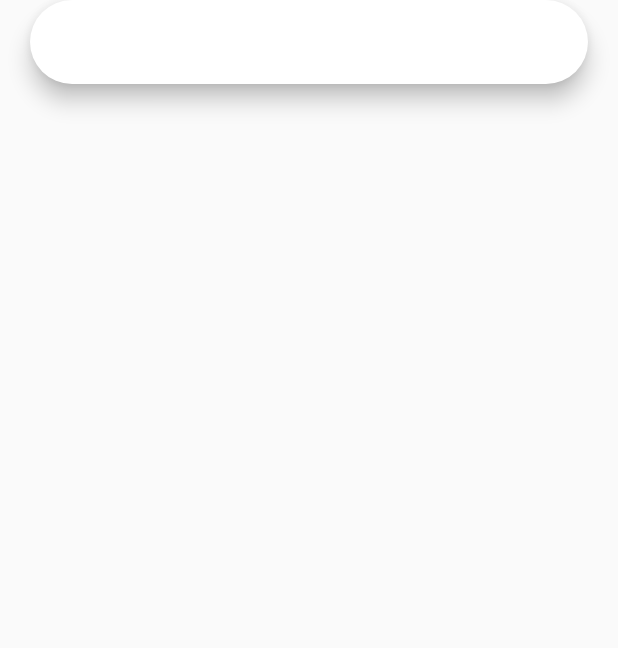
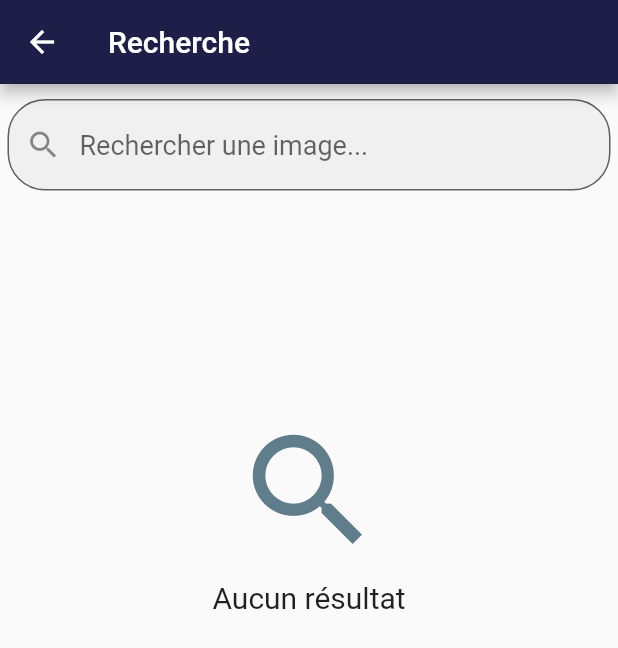
Before and after one commit to Brukols/Newspacepers, a Flutter app: the screen it shows after launch, after a tap on the "search" icon, on a phone screen of 412 x 824 dp. Shown: the top 648 px of the screen. Run offline on Flutter 3.47's test engine with Material 2 defaults, Android fonts, the phone set to English and light mode, and no system bars; our stand-ins replace transparent_image; missing offline and left inert: flappy_search_bar, rounded_floating_app_bar; network calls fail; Roboto replaces fonts that are missing (Raleway).

Commit message:
Add the state of no result in search bar

```diff
--- a/epi_space/lib/SearchImages/SearchImagesRoute.dart
+++ b/epi_space/lib/SearchImages/SearchImagesRoute.dart
@@ -1,23 +1,111 @@
 import 'package:flutter/material.dart';
 import 'package:flappy_search_bar/flappy_search_bar.dart';
+import 'package:rounded_floating_app_bar/rounded_floating_app_bar.dart';
 
 class SearchImagesRoute extends StatelessWidget
 {
+    @override
+    Widget build(BuildContext context) {
+        return Scaffold(
+            appBar: AppBar(
+                title: Text("Recherche"),
+            ),
+            body: SafeArea(
+                child: Center(
+                    child: ViewSearchImage(),
+                ),
+            ),
+        );
+  }
+}
+
+class ViewSearchImage extends StatefulWidget
+{
+    @override
+    ViewSearchImageState createState() => ViewSearchImageState();
+}
+
+class ViewSearchImageState extends State
+{
+    bool _noResult = true;
+    TextEditingController _controller = new TextEditingController();
+
+    void displayNoResult()
+    {
+        setState(() {
+          _noResult = true;
+        });
+    }
+
+    void hideNoResult()
+    {
+        setState(() {
+          _noResult = false;
+        });
+    }
 
     @override
     Widget build(BuildContext context) {
-
-        final searchBar = SafeArea(
-            child: Padding(
-                padding: const EdgeInsets.symmetric(horizontal: 20),
-                child: SearchBar(),
+        final iconNoResult = Visibility(
+            visible: _noResult,
+            child: Container(
+                margin: EdgeInsets.only(top: 150),
+                color: Color.fromRGBO(255, 255, 255, 0),
+                child: Icon(
+                    Icons.search,
+                    color: Colors.blueGrey,
+                    size: 100,
+                ),
             ),
         );
 
+        final textNoResult = Visibility(
+            visible: _noResult,
+            child: Container(
+                margin: EdgeInsets.only(top: 10),
+                child: Text(
+                    "Aucun résultat",
+                    textAlign: TextAlign.center,
+                    style: TextStyle(
+                        fontSize: 20,
+                    ),
+                ),
+            ),
+        );
+
+        void textSubmit(String text)
+        {
+            if (text.isNotEmpty) {
+                hideNoResult();
+            } else {
+                displayNoResult();
+            }
+        }
+
+        final searchBar = Container(
+            margin: EdgeInsets.only(left: 5, right: 5, top: 10),
+            child: TextField(
+                controller: _controller,
+                onSubmitted: textSubmit,
+                style: TextStyle(
+                    fontSize: 18
+                ),
+                decoration: InputDecoration(
+                    prefixIcon: Icon(Icons.search),
+                    hintText: "Rechercher une image...",
+                    filled: true,
+                    border: new OutlineInputBorder(
+                        borderRadius: new BorderRadius.circular(25.0),
+                        borderSide: new BorderSide(
+                        ),
+                    ),
+                ),
+            ),
+        );
         return Scaffold(
             body: ListView(
-                children: <Widget>[searchBar],
-            )
+                children: <Widget>[searchBar, iconNoResult, textNoResult],
+            ),
         );
-  }
+    }
 }
--- a/epi_space/pubspec.yaml
+++ b/epi_space/pubspec.yaml
@@ -23,6 +23,7 @@ dependencies:
   transparent_image: ^0.1.0
   webfeed: ^0.4.2
   flappy_search_bar: 1.4.1
+  rounded_floating_app_bar: ^0.1.0
 
   # The following adds the Cupertino Icons font to your application.
   # Use with the CupertinoIcons class for iOS style icons.
```
Also changed, not shown: epi_space/lib/ImageDayRoute/ImageDayRoute.dart (+10 -4 lines), epi_space/pubspec.lock.
